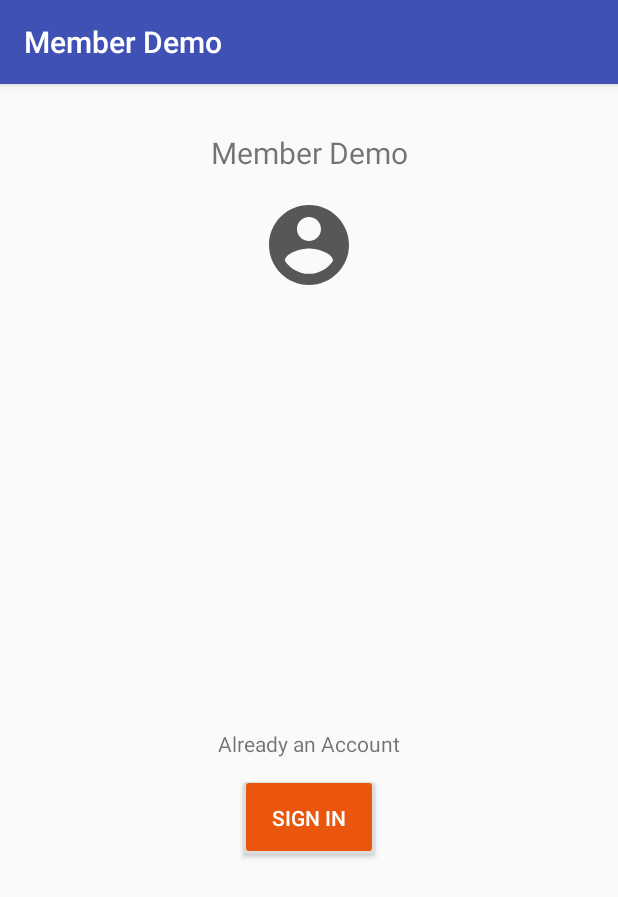
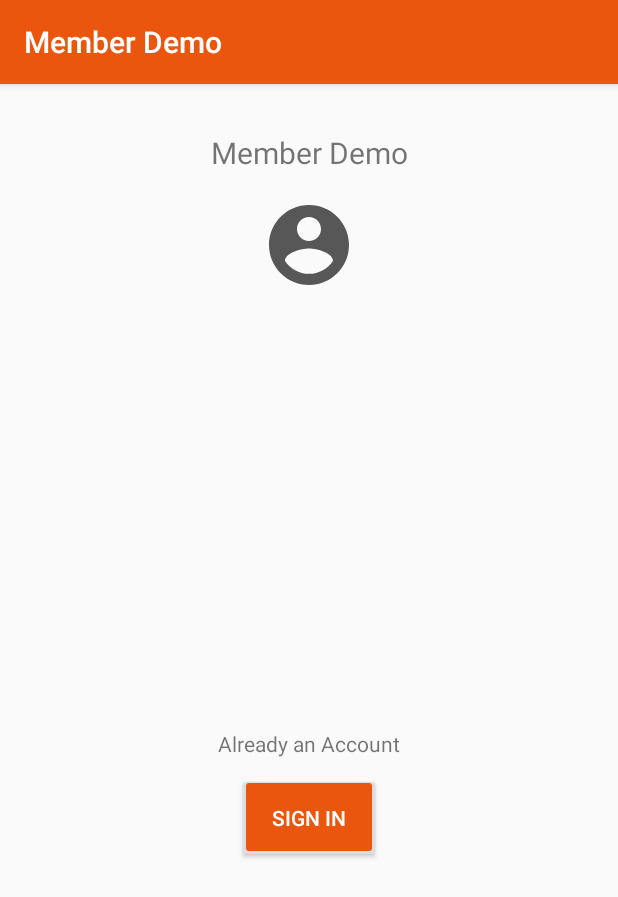
Before and after one commit to Wrathys/member-sdk-demo, an Android app: the screen it shows after launch (MainActivity), on a phone screen of 412 x 824 dp. Shown: the top 897 px of the screen. Run offline under Robolectric (Android 15) with nearby library versions, the phone set to English and light mode, and no system bars; pictures from the network do not load.

Commit message:
fix cannot open dialog

```diff
--- a/app/src/main/res/layout/activity_main.xml
+++ b/app/src/main/res/layout/activity_main.xml
@@ -17,17 +17,18 @@
         app:layout_constraintRight_toRightOf="parent"
         app:layout_constraintTop_toTopOf="parent" />
 
-    <ImageView android:src="@drawable/ic_account_circle_black_24dp"
+    <ImageView
         android:id="@+id/iv_member_avatar"
         android:layout_width="64dp"
         android:layout_height="64dp"
         android:layout_marginEnd="8dp"
         android:layout_marginStart="8dp"
         android:layout_marginTop="16dp"
+        android:contentDescription="@null"
+        android:src="@drawable/ic_account_circle_black_24dp"
         app:layout_constraintEnd_toEndOf="parent"
         app:layout_constraintStart_toStartOf="parent"
-        app:layout_constraintTop_toBottomOf="@+id/textView"
-        android:contentDescription="@null" />
+        app:layout_constraintTop_toBottomOf="@+id/textView" />
 
     <TextView
         android:id="@+id/tv_member_id"
--- a/app/src/main/res/values/colors.xml
+++ b/app/src/main/res/values/colors.xml
@@ -1,6 +1,6 @@
 <?xml version="1.0" encoding="utf-8"?>
 <resources>
-    <color name="colorPrimary">#3F51B5</color>
-    <color name="colorPrimaryDark">#303F9F</color>
+    <color name="colorPrimary">#eb560e</color>
+    <color name="colorPrimaryDark">#9e3a0b</color>
     <color name="colorAccent">#FF4081</color>
 </resources>
--- a/membersdkdemo/src/main/res/layout/dialog.xml
+++ b/membersdkdemo/src/main/res/layout/dialog.xml
@@ -19,7 +19,7 @@
         android:textStyle="bold" />
 
 
-    <WebView
+    <com.satayupomsri.membersdkdemo.ResizeWebView
         android:id="@+id/wv_sign_in"
         android:layout_width="match_parent"
         android:layout_height="match_parent"
```
Also changed, not shown: membersdkdemo/src/main/java/com/satayupomsri/membersdkdemo/Dialog.kt (+9 -3 lines), membersdkdemo/src/main/java/com/satayupomsri/membersdkdemo/ResizeWebView.kt (added, +29 -0 lines).
